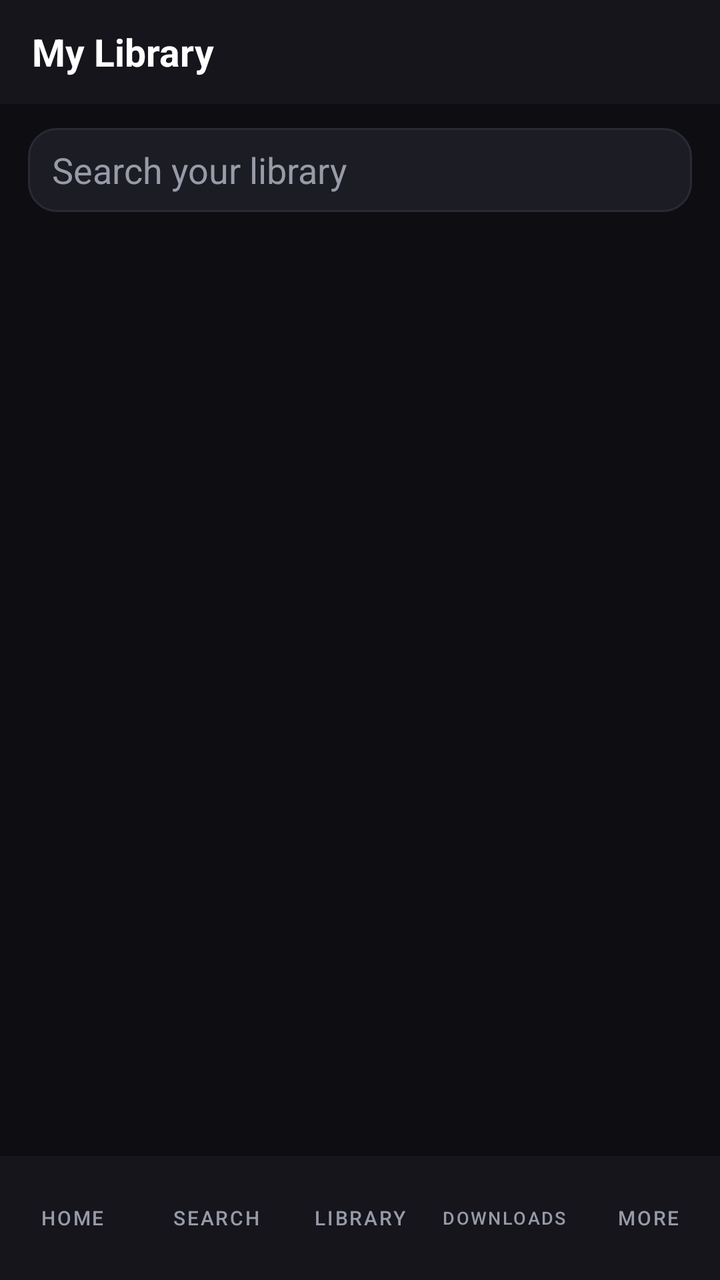
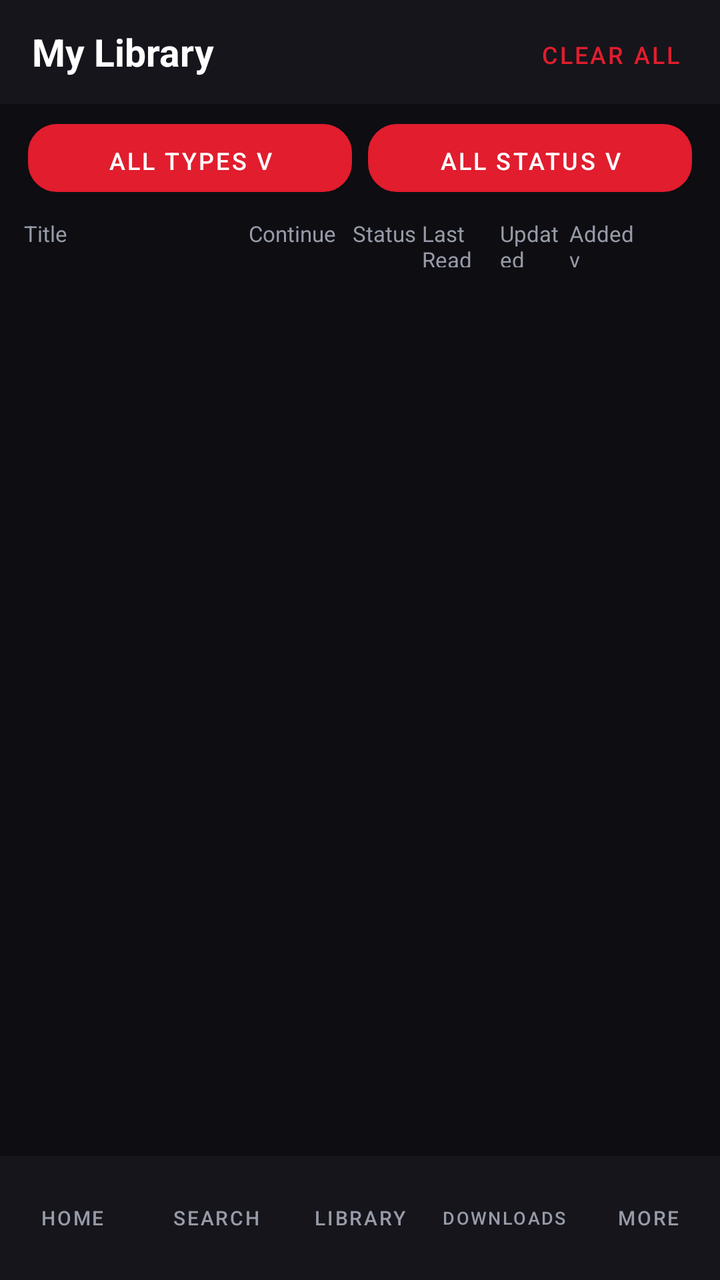

The first picture is an Android layout as it rendered before a commit; the second is the same layout after the commit. The layout source and the unified diff follow.
<!-- AndroidManifest.xml: application theme Theme.MyGhoulScans -->
<!-- res/layout/activity_library.xml -->
<?xml version="1.0" encoding="utf-8"?>
<LinearLayout xmlns:android="http://schemas.android.com/apk/res/android"
    android:orientation="vertical" android:layout_width="match_parent" android:layout_height="match_parent"
    android:background="@color/mgs_bg">

    <TextView android:layout_width="match_parent" android:layout_height="52dp" android:gravity="center_vertical"
        android:paddingStart="16dp" android:text="My Library" android:textColor="@color/white"
        android:textSize="19sp" android:textStyle="bold" android:background="@color/mgs_panel" />

    <EditText android:id="@+id/libSearch" android:layout_width="match_parent" android:layout_height="42dp"
        android:layout_marginStart="14dp" android:layout_marginEnd="14dp" android:layout_marginTop="12dp"
        android:hint="Search your library" android:textColor="@color/white" android:textColorHint="@color/mgs_muted"
        android:background="@drawable/mgs_card" android:paddingStart="12dp" android:singleLine="true" />

    <HorizontalScrollView android:layout_width="match_parent" android:layout_height="wrap_content"
        android:scrollbars="none" android:paddingStart="14dp" android:paddingEnd="14dp" android:paddingTop="10dp">
        <LinearLayout android:id="@+id/libFilters" android:orientation="horizontal" android:layout_width="wrap_content"
            android:layout_height="wrap_content" />
    </HorizontalScrollView>

    <ScrollView android:layout_width="match_parent" android:layout_height="0dp" android:layout_weight="1">
        <LinearLayout android:id="@+id/libraryGrid" android:orientation="vertical"
            android:layout_width="match_parent" android:layout_height="wrap_content" android:padding="10dp" />
    </ScrollView>

    <include layout="@layout/bottom_nav" />
</LinearLayout>
<!-- res/layout/bottom_nav.xml (included above) -->
<?xml version="1.0" encoding="utf-8"?>
<LinearLayout xmlns:android="http://schemas.android.com/apk/res/android"
    android:id="@+id/bottomBar"
    android:orientation="horizontal"
    android:layout_width="match_parent"
    android:layout_height="62dp"
    android:background="@color/mgs_panel"
    android:baselineAligned="false">

    <Button android:id="@+id/navHome" android:layout_width="0dp" android:layout_height="match_parent"
        android:layout_weight="1" android:text="Home" android:textSize="10sp"
        android:singleLine="true" android:minWidth="0dp" android:paddingStart="0dp" android:paddingEnd="0dp"
        android:textColor="@color/mgs_muted" android:background="?android:attr/selectableItemBackground" />
    <Button android:id="@+id/navSearch" android:layout_width="0dp" android:layout_height="match_parent"
        android:layout_weight="1" android:text="Search" android:textSize="10sp"
        android:singleLine="true" android:minWidth="0dp" android:paddingStart="0dp" android:paddingEnd="0dp"
        android:textColor="@color/mgs_muted" android:background="?android:attr/selectableItemBackground" />
    <Button android:id="@+id/navLibrary" android:layout_width="0dp" android:layout_height="match_parent"
        android:layout_weight="1" android:text="Library" android:textSize="10sp"
        android:singleLine="true" android:minWidth="0dp" android:paddingStart="0dp" android:paddingEnd="0dp"
        android:textColor="@color/mgs_muted" android:background="?android:attr/selectableItemBackground" />
    <Button android:id="@+id/navDownloads" android:layout_width="0dp" android:layout_height="match_parent"
        android:layout_weight="1" android:text="Downloads" android:textSize="9sp"
        android:singleLine="true" android:minWidth="0dp" android:paddingStart="0dp" android:paddingEnd="0dp"
        android:textColor="@color/mgs_muted" android:background="?android:attr/selectableItemBackground" />
    <Button android:id="@+id/navMore" android:layout_width="0dp" android:layout_height="match_parent"
        android:layout_weight="1" android:text="More" android:textSize="10sp"
        android:singleLine="true" android:minWidth="0dp" android:paddingStart="0dp" android:paddingEnd="0dp"
        android:textColor="@color/mgs_muted" android:background="?android:attr/selectableItemBackground" />
</LinearLayout>
<!-- resources referenced by this layout -->
<resources>
  <color name="mgs_bg">#FF0E0E12</color>
  <color name="mgs_muted">#FF979BA8</color>
  <color name="mgs_panel">#FF15151B</color>
  <color name="white">#FFFFFFFF</color>
  <!-- drawable mgs_card (drawable) -->
  <?xml version="1.0" encoding="utf-8"?>
  <shape xmlns:android="http://schemas.android.com/apk/res/android" android:shape="rectangle">
      <solid android:color="#FF1C1C24" />
      <corners android:radius="14dp" />
      <stroke android:width="1dp" android:color="#FF2A2A34" />
  </shape>
  <style name="Theme.MyGhoulScans" parent="Theme.MaterialComponents.DayNight.NoActionBar">
          
          <item name="colorPrimary">@color/mgs_accent</item>
          <item name="colorPrimaryVariant">@color/mgs_accent</item>
          <item name="colorOnPrimary">@color/white</item>
          
          <item name="colorSecondary">@color/mgs_accent</item>
          <item name="colorSecondaryVariant">@color/mgs_accent</item>
          <item name="colorOnSecondary">@color/white</item>
          
          <item name="android:statusBarColor">@color/mgs_bg</item>
          <item name="android:windowBackground">@color/mgs_bg</item>
          <item name="android:textColorPrimary">@color/white</item>
          
      </style>
  <color name="mgs_accent">#FFE11D2E</color>
</resources>

<!-- the commit's change to res/layout/activity_library.xml (unified diff, before → after) -->
@@ -3,24 +3,47 @@
     android:orientation="vertical" android:layout_width="match_parent" android:layout_height="match_parent"
     android:background="@color/mgs_bg">
 
-    <TextView android:layout_width="match_parent" android:layout_height="52dp" android:gravity="center_vertical"
-        android:paddingStart="16dp" android:text="My Library" android:textColor="@color/white"
-        android:textSize="19sp" android:textStyle="bold" android:background="@color/mgs_panel" />
+    <LinearLayout android:orientation="horizontal" android:layout_width="match_parent"
+        android:layout_height="52dp" android:background="@color/mgs_panel" android:gravity="center_vertical"
+        android:paddingStart="16dp" android:paddingEnd="10dp">
+        <TextView android:layout_width="0dp" android:layout_height="wrap_content" android:layout_weight="1"
+            android:text="My Library" android:textColor="@color/white" android:textSize="19sp" android:textStyle="bold" />
+        <Button android:id="@+id/libClear" android:layout_width="wrap_content" android:layout_height="34dp"
+            android:text="Clear all" android:textSize="12sp" android:textColor="@color/mgs_accent"
+            android:background="?android:attr/selectableItemBackground" android:paddingStart="10dp" android:paddingEnd="10dp" />
+    </LinearLayout>
 
-    <EditText android:id="@+id/libSearch" android:layout_width="match_parent" android:layout_height="42dp"
-        android:layout_marginStart="14dp" android:layout_marginEnd="14dp" android:layout_marginTop="12dp"
-        android:hint="Search your library" android:textColor="@color/white" android:textColorHint="@color/mgs_muted"
-        android:background="@drawable/mgs_card" android:paddingStart="12dp" android:singleLine="true" />
+    <LinearLayout android:orientation="horizontal" android:layout_width="match_parent"
+        android:layout_height="wrap_content" android:paddingStart="14dp" android:paddingEnd="14dp" android:paddingTop="10dp">
+        <Button android:id="@+id/libType" android:layout_width="0dp" android:layout_weight="1" android:layout_height="34dp"
+            android:text="All types v" android:textSize="12sp" android:textColor="@color/white"
+            android:background="@drawable/mgs_card" android:paddingStart="10dp" android:paddingEnd="10dp" />
+        <Button android:id="@+id/libStatus" android:layout_width="0dp" android:layout_weight="1" android:layout_height="34dp"
+            android:layout_marginStart="8dp" android:text="All status v" android:textSize="12sp" android:textColor="@color/white"
+            android:background="@drawable/mgs_card" android:paddingStart="10dp" android:paddingEnd="10dp" />
+    </LinearLayout>
 
-    <HorizontalScrollView android:layout_width="match_parent" android:layout_height="wrap_content"
-        android:scrollbars="none" android:paddingStart="14dp" android:paddingEnd="14dp" android:paddingTop="10dp">
-        <LinearLayout android:id="@+id/libFilters" android:orientation="horizontal" android:layout_width="wrap_content"
-            android:layout_height="wrap_content" />
-    </HorizontalScrollView>
+    <LinearLayout android:orientation="horizontal" android:layout_width="match_parent"
+        android:layout_height="wrap_content" android:paddingStart="12dp" android:paddingEnd="12dp"
+        android:paddingTop="10dp" android:paddingBottom="6dp">
+        <TextView android:layout_width="0dp" android:layout_height="wrap_content" android:layout_weight="2.6"
+            android:text="Title" android:textColor="#FF979BA8" android:textSize="11sp" />
+        <TextView android:layout_width="0dp" android:layout_height="wrap_content" android:layout_weight="1.2"
+            android:text="Continue" android:textColor="#FF979BA8" android:textSize="11sp" />
+        <TextView android:layout_width="0dp" android:layout_height="wrap_content" android:layout_weight="0.8"
+            android:text="Status" android:textColor="#FF979BA8" android:textSize="11sp" />
+        <TextView android:layout_width="0dp" android:layout_height="wrap_content" android:layout_weight="0.9"
+            android:text="Last Read" android:textColor="#FF979BA8" android:textSize="11sp" />
+        <TextView android:layout_width="0dp" android:layout_height="wrap_content" android:layout_weight="0.8"
+            android:text="Updated" android:textColor="#FF979BA8" android:textSize="11sp" />
+        <TextView android:layout_width="0dp" android:layout_height="wrap_content" android:layout_weight="0.9"
+            android:text="Added v" android:textColor="#FF979BA8" android:textSize="11sp" />
+        <TextView android:layout_width="24dp" android:layout_height="wrap_content" android:text="" />
+    </LinearLayout>
 
     <ScrollView android:layout_width="match_parent" android:layout_height="0dp" android:layout_weight="1">
-        <LinearLayout android:id="@+id/libraryGrid" android:orientation="vertical"
-            android:layout_width="match_parent" android:layout_height="wrap_content" android:padding="10dp" />
+        <LinearLayout android:id="@+id/libraryList" android:orientation="vertical"
+            android:layout_width="match_parent" android:layout_height="wrap_content" android:paddingStart="10dp" android:paddingEnd="10dp" />
     </ScrollView>
 
     <include layout="@layout/bottom_nav" />
